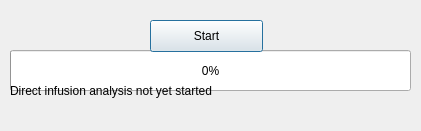
First picture: the form in src/maven/forms/directinfusiondialog.ui, repository eugenemel/maven, before the edit.
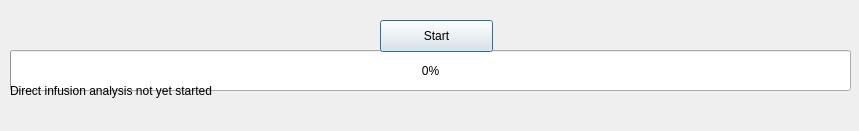
Second picture: the form after the edit.

Commit message: Issue 52: Update direct infusion dialog UI.

Diff of the .ui file:
```diff
--- a/src/maven/forms/directinfusiondialog.ui
+++ b/src/maven/forms/directinfusiondialog.ui
@@ -6,7 +6,7 @@
    <rect>
     <x>0</x>
     <y>0</y>
-    <width>421</width>
+    <width>859</width>
     <height>131</height>
    </rect>
   </property>
@@ -21,7 +21,7 @@
     <rect>
      <x>10</x>
      <y>50</y>
-     <width>401</width>
+     <width>841</width>
      <height>41</height>
     </rect>
    </property>
@@ -34,7 +34,7 @@
     <rect>
      <x>10</x>
      <y>80</y>
-     <width>401</width>
+     <width>841</width>
      <height>21</height>
     </rect>
    </property>
@@ -45,7 +45,7 @@
   <widget class="QPushButton" name="start">
    <property name="geometry">
     <rect>
-     <x>150</x>
+     <x>380</x>
      <y>20</y>
      <width>113</width>
      <height>32</height>
```
